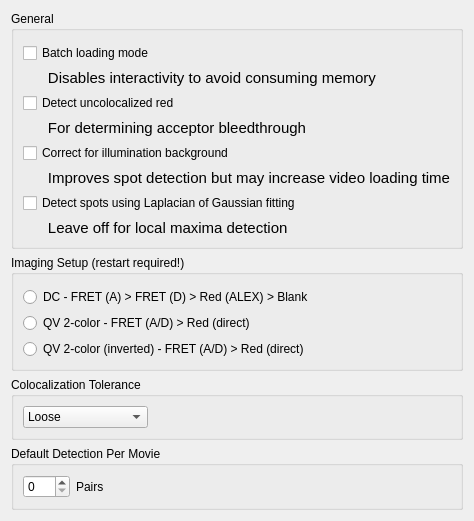
Before: the Qt Designer form src/main/python/ui/_PreferencesWindow.ui in hatzakislab/DeepFRET-GUI, drawn with Qt 5.
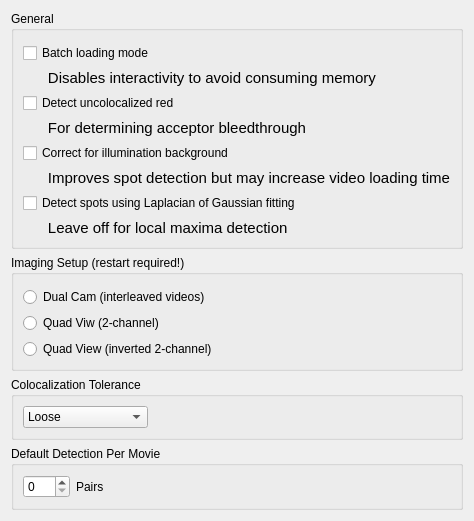
After: the same form once the commit is applied.

```diff
--- a/src/main/python/ui/_PreferencesWindow.ui
+++ b/src/main/python/ui/_PreferencesWindow.ui
@@ -165,21 +165,21 @@
       <item row="2" column="0">
        <widget class="QRadioButton" name="radioButton_2_col_inv">
         <property name="text">
-         <string>QV 2-color (inverted) - FRET (A/D) &gt; Red (direct)</string>
+         <string>Quad View (inverted 2-channel)</string>
         </property>
        </widget>
       </item>
       <item row="1" column="0">
        <widget class="QRadioButton" name="radioButton_2_col">
         <property name="text">
-         <string>QV 2-color - FRET (A/D) &gt; Red (direct)</string>
+         <string>Quad Viw (2-channel)</string>
         </property>
        </widget>
       </item>
       <item row="0" column="0">
        <widget class="QRadioButton" name="radioButton_dual">
         <property name="text">
-         <string>DC - FRET (A) &gt; FRET (D) &gt; Red (ALEX) &gt; Blank</string>
+         <string>Dual Cam (interleaved videos)</string>
         </property>
        </widget>
       </item>
```
